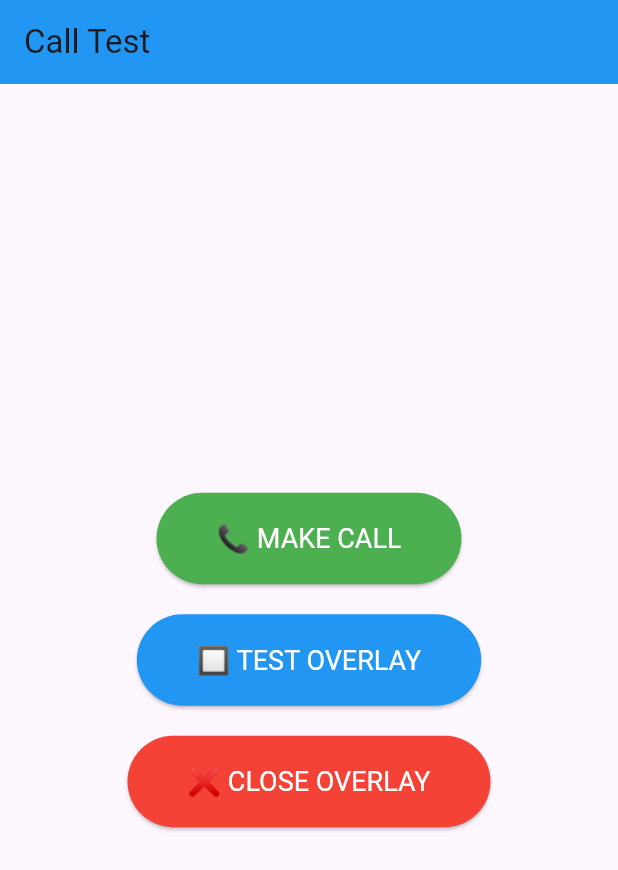
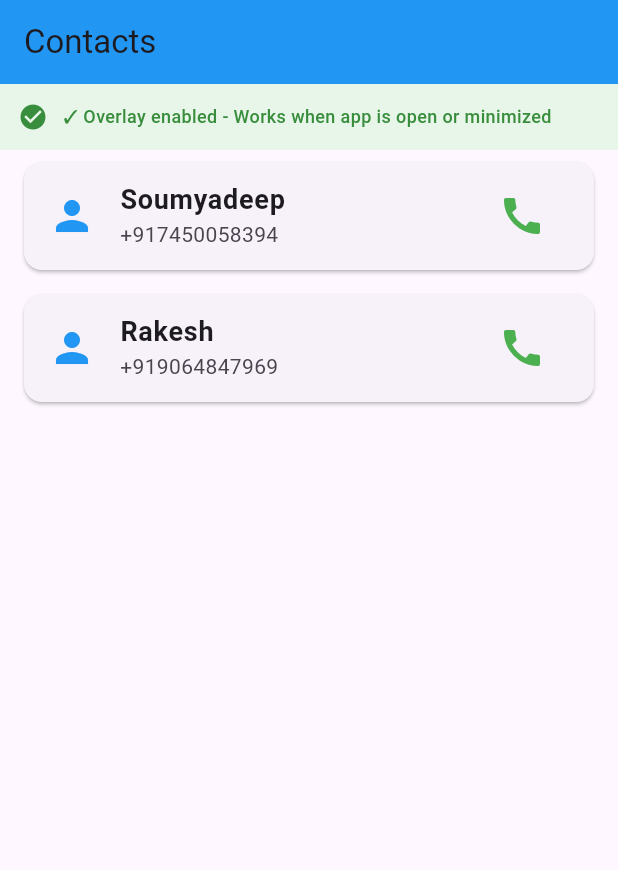
Before and after one commit to aniruddha3919/calling_ad, a Flutter app: the screen it shows after launch, on a phone screen of 412 x 824 dp. Shown: the top 870 px of the screen. Run offline on Flutter 3.47's test engine with Material 3 defaults, Android fonts, the light colour scheme and no system bars; our stand-ins replace permission_handler; missing offline and left inert: flutter_overlay_window, flutter_phone_direct_caller, phone_state.

Commit message:
incoming call ad but inside app

```diff
--- a/lib/main.dart
+++ b/lib/main.dart
@@ -1,4 +1,5 @@
-import 'dart:io';
+import 'dart:convert';
+import 'dart:async';
 import 'package:flutter/material.dart';
 import 'package:permission_handler/permission_handler.dart';
 import 'package:flutter_phone_direct_caller/flutter_phone_direct_caller.dart';
@@ -12,15 +13,40 @@ void main() async {
 
 class MyApp extends StatefulWidget {
   const MyApp({super.key});
+
   @override
   State<MyApp> createState() => _MyAppState();
 }
 
-class _MyAppState extends State<MyApp> {
+class _MyAppState extends State<MyApp> with WidgetsBindingObserver {
+  final List<Map<String, String>> contacts = [
+    {"name": "Soumyadeep", "number": "+917450058394"},
+    {"name": "Rakesh", "number": "+919064847969"},
+  ];
+
+  // ✅ Add debouncing timer
+  Timer? _overlayTimer;
+  bool _isOverlayShowing = false;
+  String? _lastPhoneNumber;
+
   @override
   void initState() {
     super.initState();
+    WidgetsBinding.instance.addObserver(this);
     _initPermissions();
+    _startPhoneStateListener();
+  }
+
+  @override
+  void dispose() {
+    _overlayTimer?.cancel();
+    WidgetsBinding.instance.removeObserver(this);
+    super.dispose();
+  }
+
+  @override
+  void didChangeAppLifecycleState(AppLifecycleState state) {
+    debugPrint("App lifecycle state: $state");
   }
 
   Future<void> _initPermissions() async {
@@ -31,77 +57,127 @@ class _MyAppState extends State<MyApp> {
     ].request();
 
     if (!await FlutterOverlayWindow.isPermissionGranted()) {
-      final granted = await FlutterOverlayWindow.requestPermission();
-      debugPrint("Overlay permission granted: $granted");
+      await FlutterOverlayWindow.requestPermission();
     }
-
-    _listenPhoneChanges();
   }
 
-  void _listenPhoneChanges() async {
+  // ✅ Fixed phone state listener with debouncing
+  void _startPhoneStateListener() {
     PhoneState.stream.listen((PhoneState event) {
       debugPrint("📞 PhoneState => ${event.status}");
+      debugPrint("📞 Phone Number => ${event.number}");
 
       switch (event.status) {
+        case PhoneStateStatus.CALL_INCOMING:
+          // Skip if number is null (first event) - wait for the second event with actual number
+          if (event.number == null || event.number!.isEmpty) {
+            debugPrint("⏭️ Skipping null/empty number - waiting for actual number");
+            return;
+          }
+
+          debugPrint("🔔 Incoming call detected with valid number!");
+          _scheduleOverlay(event.number, isIncoming: true);
+          break;
+
         case PhoneStateStatus.CALL_STARTED:
-          _showOverlay();
+          // Only show if we haven't already shown it for incoming
+          if (!_isOverlayShowing) {
+            debugPrint("📲 Call started!");
+            _scheduleOverlay(event.number, isIncoming: false);
+          }
           break;
+
         case PhoneStateStatus.CALL_ENDED:
-          // Add delay before closing to prevent crash
-          Future.delayed(const Duration(milliseconds: 500), () {
+          debugPrint("📵 Call ended");
+          _overlayTimer?.cancel();
+          _isOverlayShowing = false;
+          _lastPhoneNumber = null;
+          Future.delayed(const Duration(milliseconds: 300), () {
             _closeOverlay();
           });
           break;
+
         default:
           break;
       }
     });
   }
 
-  Future<void> _showOverlay() async {
+  // ✅ Debounced overlay display
+  void _scheduleOverlay(String? phoneNumber, {bool isIncoming = false}) {
+    // Cancel any existing timer
+    _overlayTimer?.cancel();
+
+    // Skip if already showing same number
+    if (_isOverlayShowing && _lastPhoneNumber == phoneNumber) {
+      debugPrint("⏭️ Overlay already showing for this number");
+      return;
+    }
+
+    // Wait 300ms to collect all events before showing overlay
+    _overlayTimer = Timer(const Duration(milliseconds: 300), () {
+      _showOverlay(phoneNumber, isIncoming: isIncoming);
+    });
+  }
+
+  Future<void> _showOverlay(String? phoneNumber, {bool isIncoming = false}) async {
     try {
+      // Double-check if already active
       final isActive = await FlutterOverlayWindow.isActive();
       if (isActive) {
         debugPrint("⚠️ Overlay already active");
         return;
       }
 
-      debugPrint("🟢 Showing overlay...");
+      _isOverlayShowing = true;
+      _lastPhoneNumber = phoneNumber;
+
+      debugPrint("🟢 Showing overlay for: $phoneNumber (Incoming: $isIncoming)");
+
+      final data = jsonEncode({
+        "phoneNumber": phoneNumber ?? "Unknown",
+        "isIncoming": isIncoming,
+      });
+
+      await FlutterOverlayWindow.shareData(data);
+
       await FlutterOverlayWindow.showOverlay(
-        height: -1,
-        width: -1,
+        height: WindowSize.matchParent,
+        width: WindowSize.matchParent,
         enableDrag: false,
         flag: OverlayFlag.defaultFlag,
         alignment: OverlayAlignment.center,
-        overlayTitle: "Calling",
-        overlayContent: "In progress",
+        overlayTitle: isIncoming ? "Incoming Call" : "Calling",
+        overlayContent: phoneNumber ?? "Unknown Number",
       );
+
       debugPrint("✅ Overlay shown successfully");
     } catch (e) {
+      _isOverlayShowing = false;
       debugPrint("❌ Overlay error: $e");
     }
   }
 
   Future<void> _closeOverlay() async {
     try {
-      // Check if overlay is still active before closing
       final isActive = await FlutterOverlayWindow.isActive();
       if (!isActive) {
-        debugPrint("⚠️ Overlay already closed");
+        debugPrint("⚠️ Overlay not active");
         return;
       }
 
       debugPrint("🔴 Closing overlay...");
       await FlutterOverlayWindow.closeOverlay();
+      _isOverlayShowing = false;
       debugPrint("✅ Overlay closed successfully");
     } catch (e) {
       debugPrint("❌ Close overlay error: $e");
-      // Don't rethrow - just log the error
     }
   }
 
-  Future<void> _call() async {
-    await FlutterPhoneDirectCaller.callNumber("+917450058394");
+  Future<void> _call(String number) async {
+    debugPrint("📞 Calling: $number");
+    await FlutterPhoneDirectCaller.callNumber(number);
   }
 
   @override
@@ -110,63 +186,72 @@ class _MyAppState extends State<MyApp> {
       debugShowCheckedModeBanner: false,
       home: Scaffold(
         appBar: AppBar(
-          title: const Text("Call Test"),
+          title: const Text("Contacts"),
           backgroundColor: Colors.blue,
         ),
-        body: Center(
-          child: Column(
-            mainAxisAlignment: MainAxisAlignment.center,
-            children: [
-              ElevatedButton(
-                onPressed: _call,
-                style: ElevatedButton.styleFrom(
-                  padding: const EdgeInsets.symmetric(
-                    horizontal: 40,
-                    vertical: 20,
+        body: Column(
+          children: [
+            Container(
+              padding: const EdgeInsets.all(12),
+              color: Colors.green.shade50,
+              child: Row(
+                children: [
+                  Icon(Icons.check_circle, color: Colors.green.shade700, size: 20),
+                  const SizedBox(width: 10),
+                  Expanded(
+                    child: Text(
+                      "✓ Overlay enabled - Works when app is open or minimized",
+                      style: TextStyle(
+                        fontSize: 12,
+                        color: Colors.green.shade700,
+                        fontWeight: FontWeight.w500,
+                      ),
+                    ),
                   ),
-                  backgroundColor: Colors.green,
-                  foregroundColor: Colors.white,
-                  textStyle: const TextStyle(fontSize: 18),
-                ),
-                child: const Text("📞 MAKE CALL"),
+                ],
               ),
-              const SizedBox(height: 20),
-              ElevatedButton(
-                onPressed: _showOverlay,
-                style: ElevatedButton.styleFrom(
-                  padding: const EdgeInsets.symmetric(
-                    horizontal: 40,
-                    vertical: 20,
-                  ),
-                  backgroundColor: Colors.blue,
-                  foregroundColor: Colors.white,
-                  textStyle: const TextStyle(fontSize: 18),
-                ),
-                child: const Text("🔲 TEST OVERLAY"),
+            ),
+            Expanded(
+              child: ListView.builder(
+                itemCount: contacts.length,
+                itemBuilder: (context, index) {
+                  final contact = contacts[index];
+                  return Card(
+                    margin: const EdgeInsets.symmetric(horizontal: 16, vertical: 8),
+                    child: ListTile(
+                      leading: const Icon(Icons.person, size: 32, color: Colors.blue),
+                      title: Text(
+                        contact['name']!,
+                        style: const TextStyle(
+                          fontSize: 18,
+                          fontWeight: FontWeight.w600,
+                        ),
+                      ),
+                      subtitle: Text(
+                        contact['number']!,
+                        style: const TextStyle(fontSize: 14),
+                      ),
+                      trailing: IconButton(
+                        icon: const Icon(Icons.call, color: Colors.green, size: 32),
+                        onPressed: () => _call(contact['number']!),
+                      ),
+                      onTap: () => _call(contact['number']!),
+                    ),
+                  );
+                },
               ),
-              const SizedBox(height: 20),
-              ElevatedButton(
-                onPressed: _closeOverlay,
-                style: ElevatedButton.styleFrom(
-                  padding: const EdgeInsets.symmetric(
-                    horizontal: 40,
-                    vertical: 20,
-                  ),
-                  backgroundColor: Colors.red,
-                  foregroundColor: Colors.white,
-                  textStyle: const TextStyle(fontSize: 18),
-                ),
-                child: const Text("❌ CLOSE OVERLAY"),
-              ),
-            ],
-          ),
+            ),
+          ],
         ),
       ),
     );
   }
 }
 
-// Overlay entrypoint
+/// =================================================================
+/// OVERLAY UI (Same as before)
+/// =================================================================
+
 @pragma("vm:entry-point")
 void overlayMain() {
   WidgetsFlutterBinding.ensureInitialized();
@@ -178,8 +263,52 @@ void overlayMain() {
   );
 }
 
-class OverlayUI extends StatelessWidget {
+class OverlayUI extends StatefulWidget {
   const OverlayUI({super.key});
+
+  @override
+  State<OverlayUI> createState() => _OverlayUIState();
+}
+
+class _OverlayUIState extends State<OverlayUI> {
+  String phoneNumber = "Unknown";
+  String callerName = "Unknown Caller";
+  bool isIncoming = false;
+
+  @override
+  void initState() {
+    super.initState();
+    _getCallerInfo();
+  }
+
+  Future<void> _getCallerInfo() async {
+    FlutterOverlayWindow.overlayListener.listen((data) {
+      try {
+        debugPrint("📥 Received data: $data");
+        final parsedData = jsonDecode(data);
+
+        if (mounted) {
+          setState(() {
+            phoneNumber = parsedData['phoneNumber'] ?? "Unknown";
+            isIncoming = parsedData['isIncoming'] ?? false;
+            callerName = _lookupContact(phoneNumber);
+          });
+        }
+
+        debugPrint("✅ Updated: $callerName ($phoneNumber) - Incoming: $isIncoming");
+      } catch (e) {
+        debugPrint("❌ Error parsing data: $e");
+      }
+    });
+  }
+
+  String _lookupContact(String number) {
+    final contacts = {
+      "+917450058394": "Soumyadeep",
+      "+919064847969": "Rakesh",
+    };
+    return contacts[number] ?? "Unknown Caller";
+  }
 
   @override
   Widget build(BuildContext context) {
@@ -187,8 +316,6 @@ class OverlayUI extends StatelessWidget {
       backgroundColor: Colors.transparent,
       body: GestureDetector(
         onTap: () {
-          debugPrint("Overlay tapped - closing");
-          // Add try-catch to prevent crashes
           try {
             FlutterOverlayWindow.closeOverlay();
           } catch (e) {
@@ -201,7 +328,6 @@ class OverlayUI extends StatelessWidget {
           color: Colors.black,
           child: Stack(
             children: [
-              // FULLSCREEN IMAGE
               Positioned.fill(
                 child: Image.network(
                   "https://picsum.photos/1080/2400",
@@ -210,31 +336,19 @@ class OverlayUI extends StatelessWidget {
                     if (loadingProgress == null) return child;
                     return Container(
                       color: Colors.black,
-                      child: Center(
-                        child: CircularProgressIndicator(
-                          color: Colors.white,
-                          value: loadingProgress.expectedTotalBytes != null
-                              ? loadingProgress.cumulativeBytesLoaded /
-                                  loadingProgress.expectedTotalBytes!
-                              : null,
-                        ),
+                      child: const Center(
+                        child: CircularProgressIndicator(color: Colors.white),
                       ),
                     );
                   },
                   errorBuilder: (_, __, ___) => Container(
                     color: Colors.black,
                     child: const Center(
-                      child: Icon(
-                        Icons.phone_in_talk,
-                        size: 200,
-                        color: Colors.white,
-                      ),
+                      child: Icon(Icons.phone_in_talk, size: 200, color: Colors.white),
                     ),
                   ),
                 ),
               ),
-
-              // Semi-transparent overlay with call info
               Positioned(
                 bottom: 100,
                 left: 0,
@@ -253,9 +367,9 @@ class OverlayUI extends StatelessWidget {
                   ),
                   child: Column(
                     children: [
-                      const Text(
-                        "Calling...",
-                        style: TextStyle(
+                      Text(
+                        isIncoming ? "Incoming Call..." : "Calling...",
+                        style: const TextStyle(
                           fontSize: 32,
                           color: Colors.white,
                           fontWeight: FontWeight.bold,
@@ -264,7 +378,16 @@ class OverlayUI extends StatelessWidget {
                       ),
                       const SizedBox(height: 10),
                       Text(
-                        "+91 745 005 8394",
+                        callerName,
+                        style: const TextStyle(
+                          fontSize: 24,
+                          color: Colors.white,
+                          fontWeight: FontWeight.w600,
+                        ),
+                      ),
+                      const SizedBox(height: 5),
+                      Text(
+                        phoneNumber,
                         style: TextStyle(
                           fontSize: 20,
                           color: Colors.white.withOpacity(0.8),
@@ -272,20 +395,20 @@ class OverlayUI extends StatelessWidget {
                         ),
                       ),
                       const SizedBox(height: 25),
-                      const SizedBox(
+                      SizedBox(
                         width: 50,
                         height: 50,
                         child: CircularProgressIndicator(
                           strokeWidth: 4,
-                          color: Colors.greenAccent,
+                          color: isIncoming ? Colors.blueAccent : Colors.greenAccent,
                         ),
                       ),
                       const SizedBox(height: 30),
-                      Text(
+                      const Text(
                         "Tap anywhere to close",
                         style: TextStyle(
                           fontSize: 14,
-                          color: Colors.white.withOpacity(0.6),
+                          color: Colors.white54,
                           fontStyle: FontStyle.italic,
                         ),
                       ),
@@ -293,30 +416,18 @@ class OverlayUI extends StatelessWidget {
                   ),
                 ),
               ),
-
-              // Close button at top right
               Positioned(
                 top: 50,
                 right: 20,
                 child: GestureDetector(
-                  onTap: () {
-                    try {
-                      FlutterOverlayWindow.closeOverlay();
-                    } catch (e) {
-                      debugPrint("Error closing overlay: $e");
-                    }
-                  },
+                  onTap: () => FlutterOverlayWindow.closeOverlay(),
                   child: Container(
                     padding: const EdgeInsets.all(12),
-                    decoration: BoxDecoration(
-                      color: Colors.black.withOpacity(0.5),
+                    decoration: const BoxDecoration(
+                      color: Colors.black45,
                       shape: BoxShape.circle,
                     ),
-                    child: const Icon(
-                      Icons.close,
-                      color: Colors.white,
-                      size: 35,
-                    ),
+                    child: const Icon(Icons.close, color: Colors.white, size: 35),
                   ),
                 ),
               ),
--- a/pubspec.yaml
+++ b/pubspec.yaml
@@ -34,6 +34,8 @@ dependencies:
   phone_state: ^3.0.1
   permission_handler: ^12.0.1
   flutter_overlay_window: ^0.5.0
+  flutter_foreground_task: ^9.1.0
+  workmanager: ^0.9.0+3
   # The following adds the Cupertino Icons font to your application.
   # Use with the CupertinoIcons class for iOS style icons.
   cupertino_icons: ^1.0.8
```
Also changed, not shown: pubspec.lock, 3 other files.
